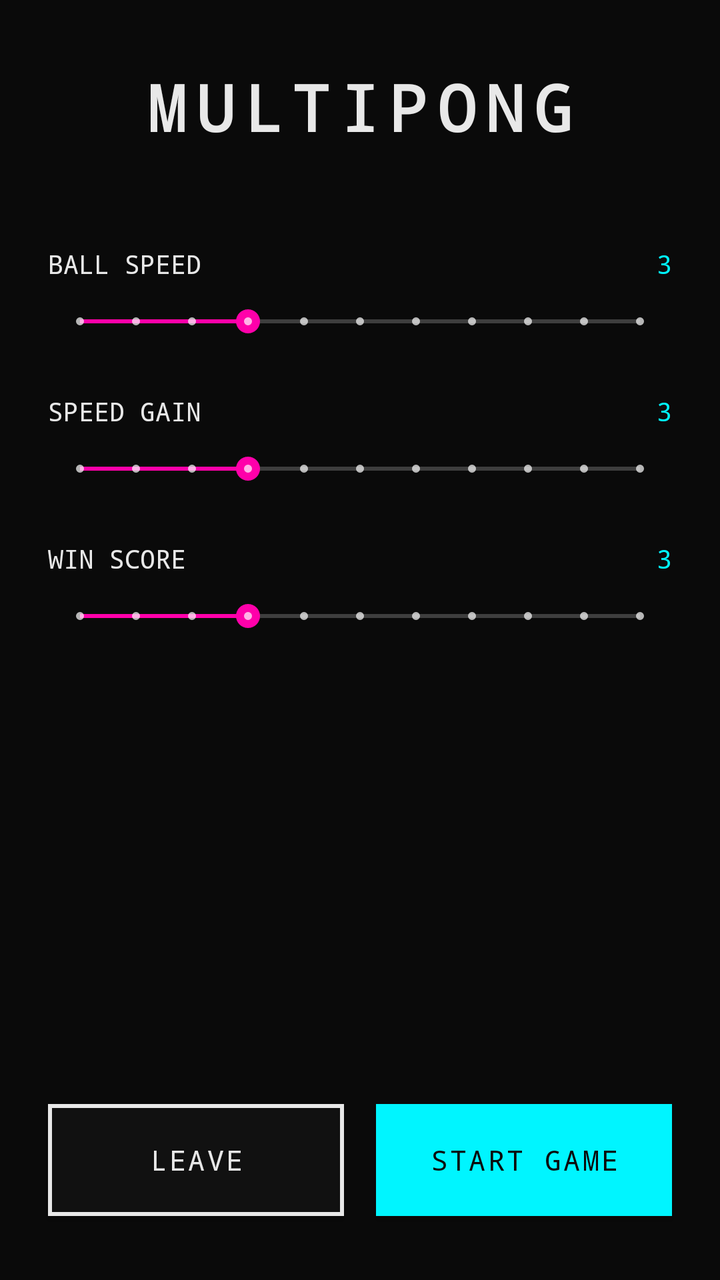
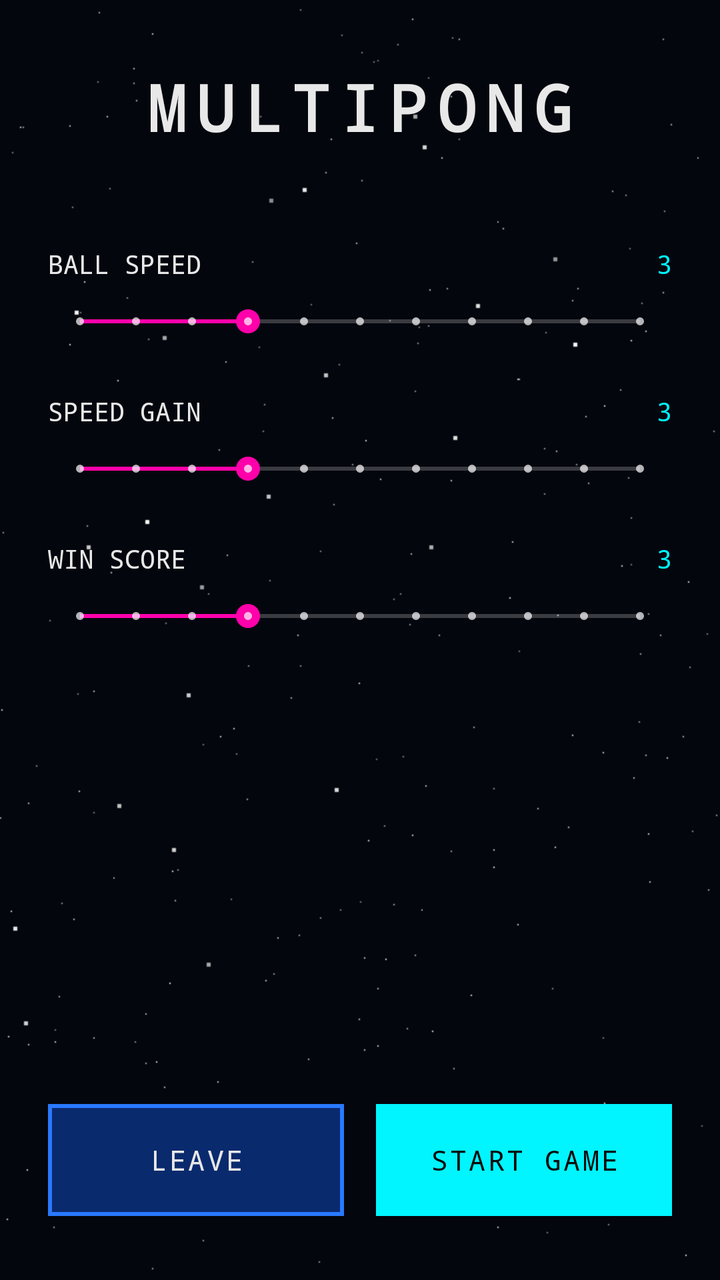

Before-and-after screenshots of an Android layout around one commit, followed by the original layout XML and the change that was made.
<!-- AndroidManifest.xml: application theme AppTheme -->
<!-- res/layout/client_lobby.xml -->
<?xml version="1.0" encoding="utf-8"?>
<androidx.constraintlayout.widget.ConstraintLayout
    xmlns:android="http://schemas.android.com/apk/res/android"
    xmlns:app="http://schemas.android.com/apk/res-auto"
    android:layout_width="match_parent"
    android:layout_height="match_parent"
    android:background="@color/bg_black">

    <TextView
        android:id="@+id/Lobby_Textview_Title"
        android:layout_width="wrap_content"
        android:layout_height="wrap_content"
        android:layout_marginTop="32dp"
        android:fontFamily="monospace"
        android:letterSpacing="0.15"
        android:text="@string/lobby_title"
        android:textColor="@color/pixel_white"
        android:textSize="32sp"
        android:textStyle="bold"
        app:layout_constraintEnd_toEndOf="parent"
        app:layout_constraintStart_toStartOf="parent"
        app:layout_constraintTop_toTopOf="parent" />

    

    <TextView
        android:id="@+id/Lobby_TextView_StartVelocity"
        android:layout_width="wrap_content"
        android:layout_height="wrap_content"
        android:layout_marginStart="24dp"
        android:layout_marginTop="48dp"
        android:text="@string/label_ball_speed"
        android:textColor="@color/pixel_white"
        android:textSize="13sp"
        app:layout_constraintStart_toStartOf="parent"
        app:layout_constraintTop_toBottomOf="@+id/Lobby_Textview_Title" />

    <TextView
        android:id="@+id/Lobby_TV_SpeedVal"
        android:layout_width="wrap_content"
        android:layout_height="wrap_content"
        android:layout_marginEnd="24dp"
        android:text="3"
        android:textColor="@color/neon_cyan"
        android:textSize="13sp"
        app:layout_constraintEnd_toEndOf="parent"
        app:layout_constraintTop_toTopOf="@+id/Lobby_TextView_StartVelocity" />

    <SeekBar
        android:id="@+id/Lobby_SeekBar_StartVelocity"
        style="@style/Widget.AppCompat.SeekBar.Discrete"
        android:layout_width="0dp"
        android:layout_height="32dp"
        android:layout_marginStart="24dp"
        android:layout_marginTop="4dp"
        android:layout_marginEnd="24dp"
        android:max="10"
        android:progress="3"
        app:layout_constraintEnd_toEndOf="parent"
        app:layout_constraintStart_toStartOf="parent"
        app:layout_constraintTop_toBottomOf="@+id/Lobby_TextView_StartVelocity" />

    <TextView
        android:id="@+id/lobby_TextView_VelocityGain"
        android:layout_width="wrap_content"
        android:layout_height="wrap_content"
        android:layout_marginStart="24dp"
        android:layout_marginTop="20dp"
        android:text="@string/label_speed_gain"
        android:textColor="@color/pixel_white"
        android:textSize="13sp"
        app:layout_constraintStart_toStartOf="parent"
        app:layout_constraintTop_toBottomOf="@+id/Lobby_SeekBar_StartVelocity" />

    <TextView
        android:id="@+id/Lobby_TV_GainVal"
        android:layout_width="wrap_content"
        android:layout_height="wrap_content"
        android:layout_marginEnd="24dp"
        android:text="3"
        android:textColor="@color/neon_cyan"
        android:textSize="13sp"
        app:layout_constraintEnd_toEndOf="parent"
        app:layout_constraintTop_toTopOf="@+id/lobby_TextView_VelocityGain" />

    <SeekBar
        android:id="@+id/Lobby_SeekBar_VelocityGain"
        style="@style/Widget.AppCompat.SeekBar.Discrete"
        android:layout_width="0dp"
        android:layout_height="32dp"
        android:layout_marginStart="24dp"
        android:layout_marginTop="4dp"
        android:layout_marginEnd="24dp"
        android:max="10"
        android:progress="3"
        app:layout_constraintEnd_toEndOf="parent"
        app:layout_constraintStart_toStartOf="parent"
        app:layout_constraintTop_toBottomOf="@+id/lobby_TextView_VelocityGain" />

    <TextView
        android:id="@+id/lobby_TextView_EndPoints"
        android:layout_width="wrap_content"
        android:layout_height="wrap_content"
        android:layout_marginStart="24dp"
        android:layout_marginTop="20dp"
        android:text="@string/label_win_score"
        android:textColor="@color/pixel_white"
        android:textSize="13sp"
        app:layout_constraintStart_toStartOf="parent"
        app:layout_constraintTop_toBottomOf="@+id/Lobby_SeekBar_VelocityGain" />

    <TextView
        android:id="@+id/Lobby_TV_PointsVal"
        android:layout_width="wrap_content"
        android:layout_height="wrap_content"
        android:layout_marginEnd="24dp"
        android:text="3"
        android:textColor="@color/neon_cyan"
        android:textSize="13sp"
        app:layout_constraintEnd_toEndOf="parent"
        app:layout_constraintTop_toTopOf="@+id/lobby_TextView_EndPoints" />

    <SeekBar
        android:id="@+id/Lobby_SeekBar_EndPoints"
        style="@style/Widget.AppCompat.SeekBar.Discrete"
        android:layout_width="0dp"
        android:layout_height="32dp"
        android:layout_marginStart="24dp"
        android:layout_marginTop="4dp"
        android:layout_marginEnd="24dp"
        android:max="10"
        android:progress="3"
        app:layout_constraintEnd_toEndOf="parent"
        app:layout_constraintStart_toStartOf="parent"
        app:layout_constraintTop_toBottomOf="@+id/lobby_TextView_EndPoints" />

    

    <Button
        android:id="@+id/Lobby_BTN_Disonnect"
        android:layout_width="0dp"
        android:layout_height="56dp"
        android:layout_marginStart="24dp"
        android:layout_marginEnd="8dp"
        android:layout_marginBottom="32dp"
        android:text="@string/btn_leave"
        app:layout_constraintBottom_toBottomOf="parent"
        app:layout_constraintEnd_toStartOf="@+id/Lobby_Switch_Ready"
        app:layout_constraintStart_toStartOf="parent" />

    <Button
        android:id="@+id/Lobby_Switch_Ready"
        android:layout_width="0dp"
        android:layout_height="56dp"
        android:layout_marginStart="8dp"
        android:layout_marginEnd="24dp"
        android:layout_marginBottom="32dp"
        android:text="@string/btn_start_game"
        android:textColor="@color/bg_black"
        android:backgroundTint="@color/neon_cyan"
        app:layout_constraintBottom_toBottomOf="parent"
        app:layout_constraintEnd_toEndOf="parent"
        app:layout_constraintStart_toEndOf="@+id/Lobby_BTN_Disonnect" />

</androidx.constraintlayout.widget.ConstraintLayout>
<!-- resources referenced by this layout -->
<resources>
  <color name="bg_black">#0A0A0A</color>
  <color name="neon_cyan">#00F5FF</color>
  <color name="pixel_white">#E8E8E8</color>
  <string name="btn_leave">LEAVE</string>
  <string name="btn_start_game">START GAME</string>
  <string name="label_ball_speed">BALL SPEED</string>
  <string name="label_speed_gain">SPEED GAIN</string>
  <string name="label_win_score">WIN SCORE</string>
  <string name="lobby_title">MULTIPONG</string>
  <style name="AppTheme" parent="Theme.AppCompat.NoActionBar">
          <item name="colorPrimary">@color/neon_cyan</item>
          <item name="colorPrimaryDark">@color/bg_black</item>
          <item name="colorAccent">@color/neon_magenta</item>
          <item name="android:windowBackground">@color/bg_black</item>
          <item name="android:textColor">@color/pixel_white</item>
          <item name="android:fontFamily">monospace</item>
          <item name="buttonStyle">@style/RetroButton</item>
      </style>
  <color name="neon_magenta">#FF00AA</color>
  <style name="RetroButton" parent="Widget.AppCompat.Button">
          <item name="android:fontFamily">monospace</item>
          <item name="android:textColor">@color/pixel_white</item>
          <item name="android:textAllCaps">true</item>
          <item name="android:letterSpacing">0.08</item>
          <item name="android:background">@drawable/btn_retro</item>
          <item name="android:paddingStart">20dp</item>
          <item name="android:paddingEnd">20dp</item>
          <item name="android:paddingTop">12dp</item>
          <item name="android:paddingBottom">12dp</item>
      </style>
  <!-- drawable btn_retro (drawable) -->
  <?xml version="1.0" encoding="utf-8"?>
  <selector xmlns:android="http://schemas.android.com/apk/res/android">
  
      
      <item android:state_pressed="true">
          <shape>
              <solid android:color="#00F5FF" />
          </shape>
      </item>
  
      
      <item android:state_focused="true">
          <shape>
              <solid android:color="#111111" />
              <stroke android:width="2dp" android:color="#00F5FF" />
          </shape>
      </item>
  
      
      <item>
          <shape>
              <solid android:color="#111111" />
              <stroke android:width="2dp" android:color="#E8E8E8" />
          </shape>
      </item>
  
  </selector>
</resources>

<!-- the commit's change to res/layout/client_lobby.xml (unified diff, before → after) -->
@@ -4,7 +4,7 @@
     xmlns:app="http://schemas.android.com/apk/res-auto"
     android:layout_width="match_parent"
     android:layout_height="match_parent"
-    android:background="@color/bg_black">
+    android:background="@drawable/background_game">
 
     <TextView
         android:id="@+id/Lobby_Textview_Title"
<!-- resource entries referenced after the edit -->
@@ -3,6 +3,7 @@
   <color name="bg_black">#0A0A0A</color>
   <color name="neon_cyan">#00F5FF</color>
   <color name="pixel_white">#E8E8E8</color>
+  <!-- drawable background_game: png bitmap (drawable, 5581 bytes) -->
   <string name="btn_leave">LEAVE</string>
   <string name="btn_start_game">START GAME</string>
   <string name="label_ball_speed">BALL SPEED</string>
@@ -37,26 +38,29 @@
       
       <item android:state_pressed="true">
           <shape>
-              <solid android:color="#00F5FF" />
+              <solid android:color="@color/space_blue_border" />
+              <stroke android:width="2dp" android:color="@color/space_blue_border" />
           </shape>
       </item>
   
       
       <item android:state_focused="true">
           <shape>
-              <solid android:color="#111111" />
-              <stroke android:width="2dp" android:color="#00F5FF" />
+              <solid android:color="@color/space_blue_fill" />
+              <stroke android:width="2dp" android:color="@color/space_blue_border" />
           </shape>
       </item>
   
       
       <item>
           <shape>
-              <solid android:color="#111111" />
-              <stroke android:width="2dp" android:color="#E8E8E8" />
+              <solid android:color="@color/space_blue_fill" />
+              <stroke android:width="2dp" android:color="@color/space_blue_border" />
           </shape>
       </item>
   
   </selector>
+  <color name="space_blue_border">#2979FF</color>
+  <color name="space_blue_fill">#0A2A6E</color>
 </resources>
 
